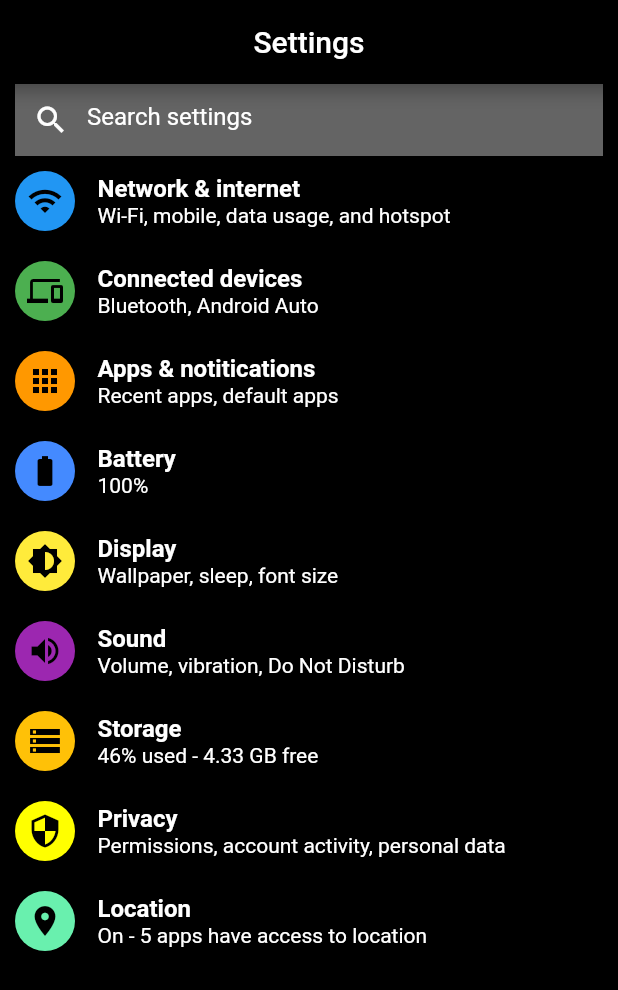
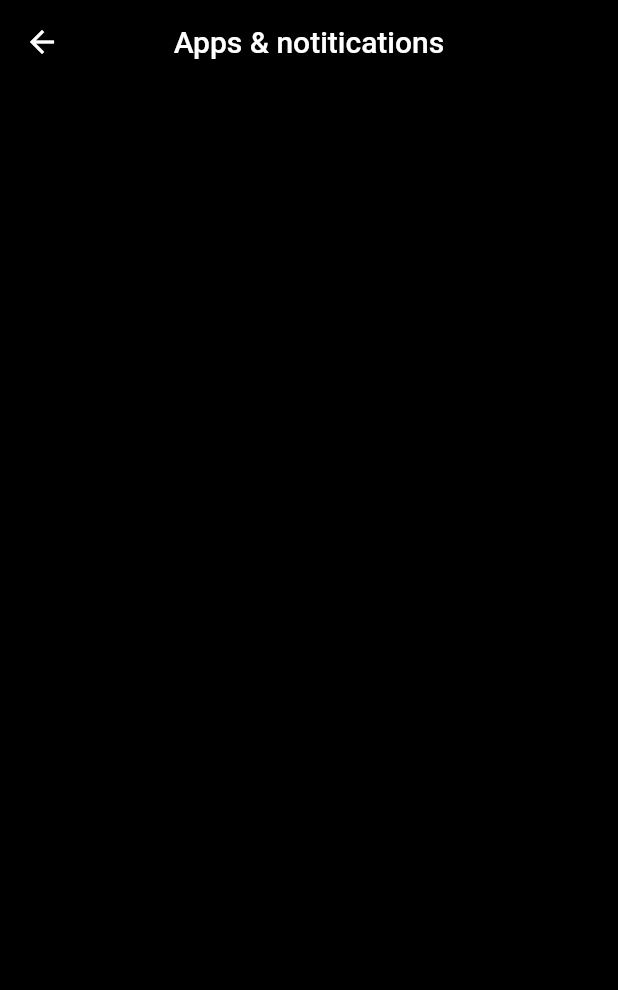
Before and after one commit to PranayBajracharya/Settings, a Flutter app: the screen it shows after launch, after a tap on "Apps & notitications", on a phone screen of 412 x 824 dp. Shown: the top 990 px of the screen. Run offline on Flutter 3.47's test engine with Material 2 defaults, Android fonts, the phone set to English and light mode, and no system bars.

Commit message:
added details page

```diff
--- a/lib/main.dart
+++ b/lib/main.dart
@@ -15,7 +15,7 @@ class SettingsApp extends StatelessWidget {
       debugShowCheckedModeBanner: false,
       home: Settings(),
       theme: ThemeData(
-        textTheme: TextTheme(
+        textTheme: const TextTheme(
           bodyText2: TextStyle(
             color: Colors.white,
           ),
--- /dev/null
+++ b/lib/settings/detailsPage/apps.dart
@@ -0,0 +1,21 @@
+import 'package:flutter/material.dart';
+
+class Apps extends StatelessWidget {
+  const Apps({Key? key}) : super(key: key);
+
+  @override
+  Widget build(BuildContext context) {
+    return Scaffold(
+      backgroundColor: Colors.black,
+      appBar: AppBar(
+        leading: IconButton(
+          icon: const Icon(Icons.arrow_back),
+          onPressed: () => Navigator.of(context).pop(),
+        ),
+        centerTitle: true,
+        title: const Text("Apps & notitications"),
+        backgroundColor: Colors.black,
+      ),
+    );
+  }
+}
--- a/lib/settings/searchBar/searchBar.dart
+++ b/lib/settings/searchBar/searchBar.dart
@@ -6,7 +6,7 @@ class SearchBar extends StatelessWidget {
   @override
   Widget build(BuildContext context) {
     return Container(
-      margin: const EdgeInsets.symmetric(horizontal: 10),
+      margin: const EdgeInsets.only(top: 5, bottom: 10),
       child: const TextField(
         style: TextStyle(color: Colors.white),
         decoration: InputDecoration(
--- a/lib/settings/settings.dart
+++ b/lib/settings/settings.dart
@@ -11,18 +11,18 @@ class Settings extends StatelessWidget {
       backgroundColor: Colors.black,
       appBar: AppBar(
         centerTitle: true,
-        title: Text("Settings"),
+        title: const Text("Settings"),
         backgroundColor: Colors.black,
       ),
       body: SingleChildScrollView(
-        child: Column(
-          children: [
-            SearchBar(),
-            Padding(
-              padding: const EdgeInsets.symmetric(horizontal: 10),
-              child: SettingsList(),
-            )
-          ],
+        child: Padding(
+          padding: const EdgeInsets.symmetric(horizontal: 15),
+          child: Column(
+            children: [
+              const SearchBar(),
+              SettingsList(),
+            ],
+          ),
         ),
       ),
     );
--- a/lib/settings/settingsList/settingsList.dart
+++ b/lib/settings/settingsList/settingsList.dart
@@ -1,4 +1,14 @@
 import 'package:flutter/material.dart';
+import 'package:settings/settings/detailsPage/battery.dart';
+
+import '../detailsPage/apps.dart';
+import '../detailsPage/devices.dart';
+import '../detailsPage/display.dart';
+import '../detailsPage/location.dart';
+import '../detailsPage/network.dart';
+import '../detailsPage/privary.dart';
+import '../detailsPage/sound.dart';
+import '../detailsPage/storage.dart';
 
 class SettingsList extends StatefulWidget {
   SettingsList({Key? key}) : super(key: key);
@@ -39,7 +49,7 @@ class _SettingsListState extends State<SettingsList> {
     Colors.blueAccent,
   ];
 
-  List icons = [
+  final List icons = [
     Icons.wifi,
     Icons.devices,
     Icons.apps_rounded,
@@ -51,7 +61,46 @@ class _SettingsListState extends State<SettingsList> {
     Icons.location_on
   ];
 
-
+  final List detailsPage = [
+    new Network(),
+    new Devices(),
+    new Apps(),
+    new Battery(),
+    new Display(),
+    new Sound(),
+    new Storage(),
+    new Privacy(),
+    new Location(),
+  ];
+  // final List detailsPage = [
+  //   {
+  //     "Network & internet": Network(),
+  //   },
+  //   {
+  //     "Connected devices": Network(),
+  //   },
+  //   {
+  //     "Apps & notitications": Network(),
+  //   },
+  //   {
+  //     "Battery": Network(),
+  //   },
+  //   {
+  //     "Display": Network(),
+  //   },
+  //   {
+  //     "Sound": Network(),
+  //   },
+  //   {
+  //     "Storage": Network(),
+  //   },
+  //   {
+  //     "Privacy": Network(),
+  //   },
+  //   {
+  //     "Location": Network(),
+  //   },
+  // ];
 
   @override
   Widget build(BuildContext context) {
@@ -61,7 +110,8 @@ class _SettingsListState extends State<SettingsList> {
             iconData: icons[i],
             iconColor: iconColors[i],
             title: settingOptions[i]['title'],
-            subTitle: settingOptions[i]['subTitle'])
+            subTitle: settingOptions[i]['subTitle'],
+            detailPage: detailsPage[i],)
     ]);
   }
 
@@ -69,17 +119,20 @@ class _SettingsListState extends State<SettingsList> {
       {required IconData iconData,
       required Color iconColor,
       required String title,
-      required String subTitle}) {
+      required String subTitle,
+      required detailPage}) {
     return GestureDetector(
       onTap: () {
-        print("You pressed " + title);
+        Navigator.of(context).push(MaterialPageRoute(builder: (context) {
+          return detailPage;
+        }));
       },
       child: Padding(
-          padding: EdgeInsets.symmetric(vertical: 10),
+          padding: const EdgeInsets.symmetric(vertical: 10),
           child: Row(
             children: [
               Padding(
-                padding: EdgeInsets.only(right: 15),
+                padding: const EdgeInsets.only(right: 15),
                 child: CircleAvatar(
                   backgroundColor: iconColor,
                   radius: 20,
```
Also changed, not shown: lib/settings/detailsPage/battery.dart (added, +21 -0 lines), lib/settings/detailsPage/devices.dart (added, +21 -0 lines), lib/settings/detailsPage/display.dart (added, +21 -0 lines), lib/settings/detailsPage/location.dart (added, +21 -0 lines), lib/settings/detailsPage/network.dart (added, +21 -0 lines), lib/settings/detailsPage/privary.dart (added, +21 -0 lines), lib/settings/detailsPage/sound.dart (added, +21 -0 lines), lib/settings/detailsPage/storage.dart (added, +21 -0 lines).
